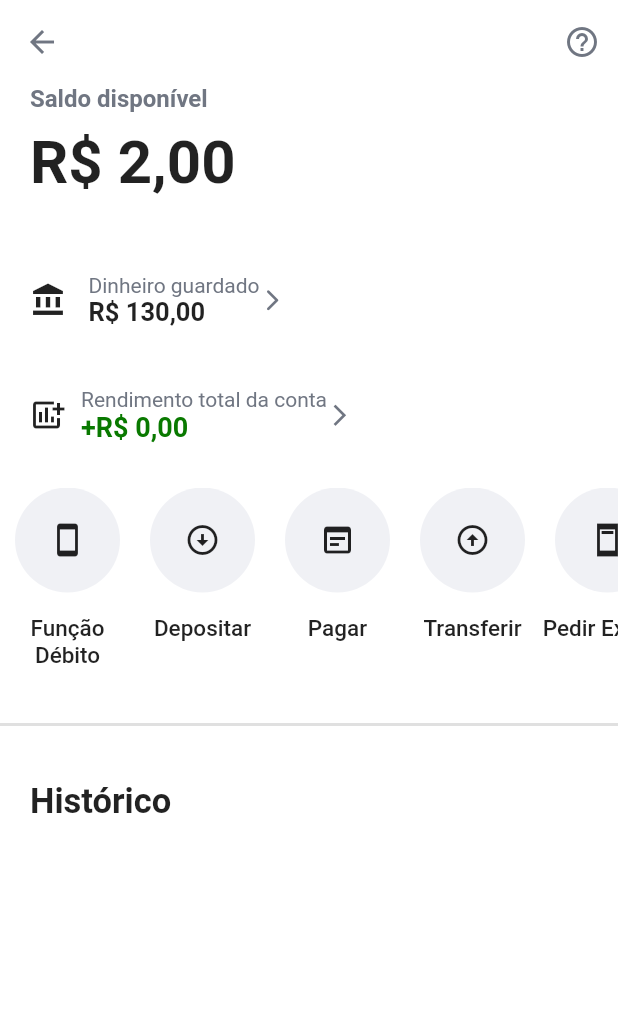
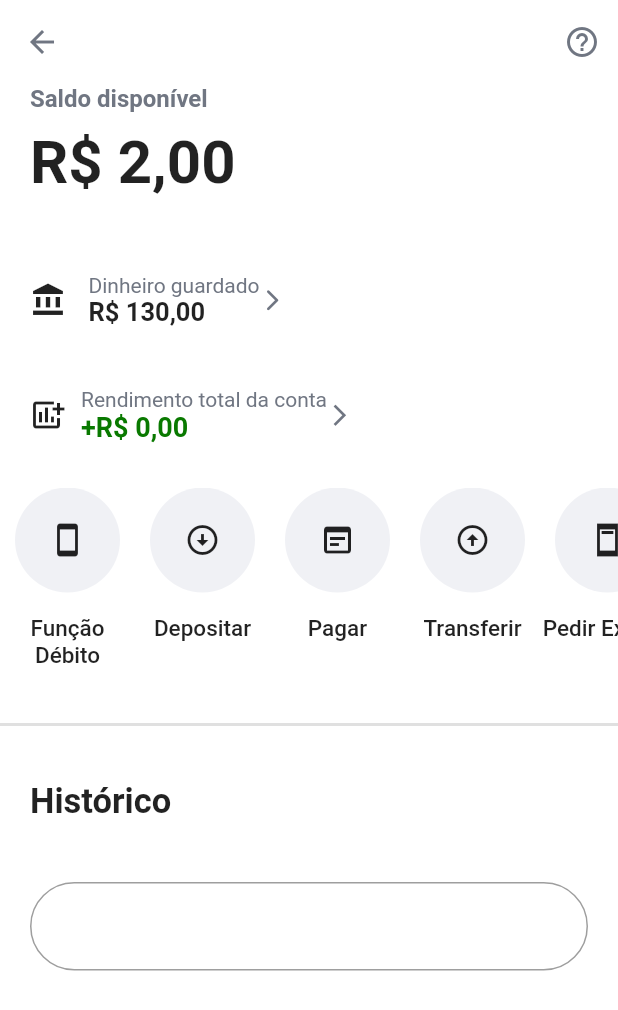
Before and after one commit to lucasbustamante/Clone_NuBank, a Flutter app: the AccountValue screen opened directly, on a phone screen of 412 x 824 dp. Shown: the top 1010 px of the screen. Run offline on Flutter 3.47's test engine with Material 2 defaults, Android fonts, the phone set to English and light mode, and no system bars; our stand-ins replace page_transition.

Commit message:
atualização 04112021

```diff
--- a/lib/screens/account_value.dart
+++ b/lib/screens/account_value.dart
@@ -15,7 +15,8 @@ class AccountValue extends StatelessWidget {
     actions: [
       IconButton(onPressed: (){}, icon: Icon(Icons.help_outline, color: aSecondaryTextColor,))
     ],),
-    body: Column(crossAxisAlignment: CrossAxisAlignment.start,
+    body: SingleChildScrollView(
+      child: Column(crossAxisAlignment: CrossAxisAlignment.start,
           children: [
             Padding(
               padding: const EdgeInsets.only(left: 20, right: 20),
@@ -82,12 +83,21 @@ class AccountValue extends StatelessWidget {
             SizedBox(height: 30),
             Padding(
               padding: const EdgeInsets.only(left: 20, right: 20),
-            child: Column(children: [
+              child: Column(crossAxisAlignment: CrossAxisAlignment.start,
+                children: [
                 Text('Histórico', style: TextStyle(fontWeight: FontWeight.bold,
-                  fontSize: 23))
+                    fontSize: 23)),
+                SizedBox(height: 40),
+                TextField(cursorColor: aPrimaryColor,
+                  decoration: InputDecoration(
+                  border: OutlineInputBorder(
+                    borderRadius: BorderRadius.all(Radius.circular(40))
+                  )
+                ),)
               ],),
             )
-    ])
+      ]),
+    )
     );
 
   }
```
Lines whose indentation alone changed are shown as unchanged.
